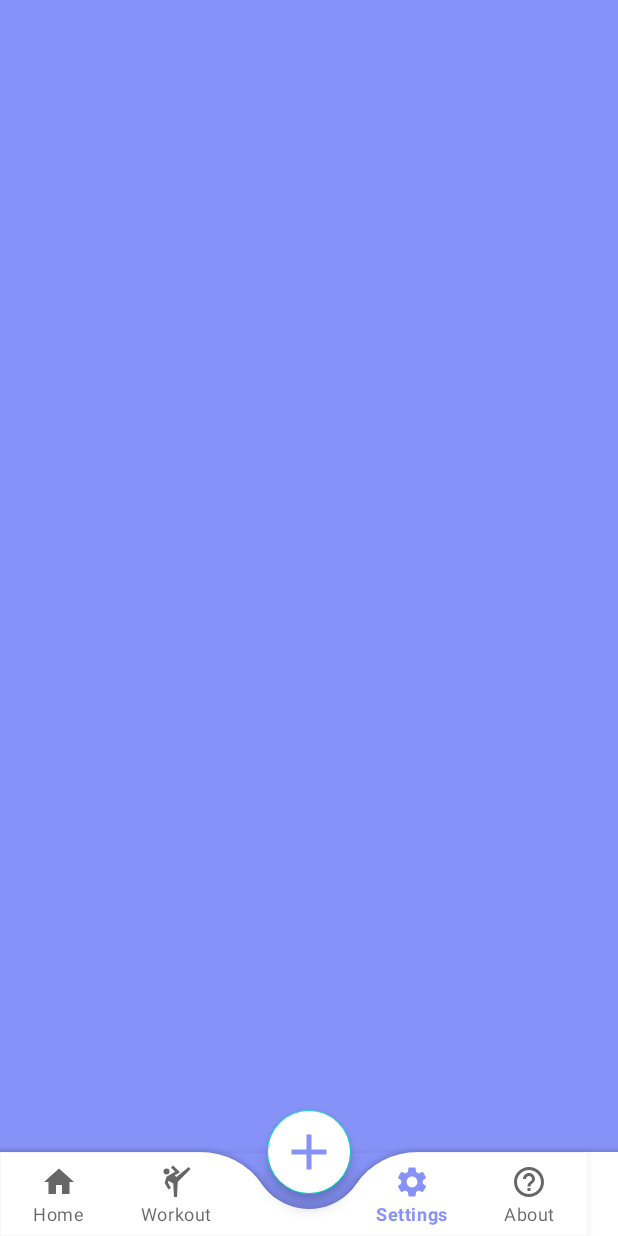
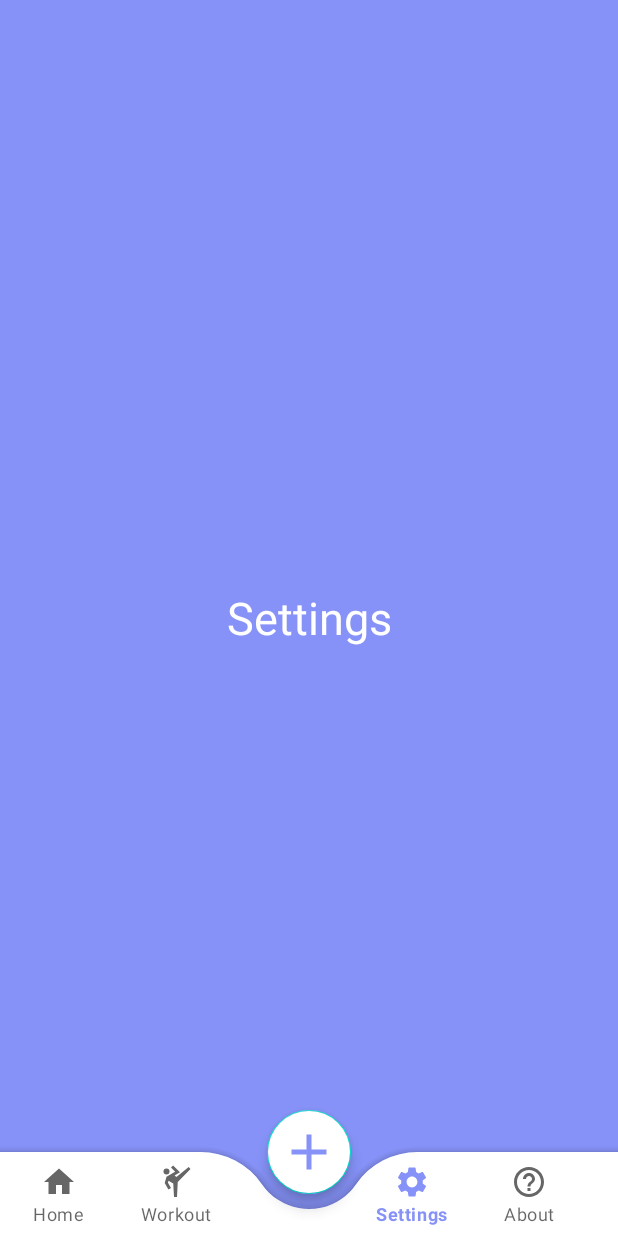
Before and after one commit to cguzmancode/FitApp, an Android app: the screen it shows after launch (MainActivity), item 4 of the bottom bar chosen, on a phone screen of 412 x 824 dp. Run offline under Robolectric (Android 15) with nearby library versions, the phone set to English and light mode, and no system bars.

```diff
--- a/app/src/main/java/com/example/fitapp/MainActivity.java
+++ b/app/src/main/java/com/example/fitapp/MainActivity.java
@@ -1,16 +1,50 @@
 package com.example.fitapp;
 
 import androidx.appcompat.app.AppCompatActivity;
+import androidx.fragment.app.Fragment;
+import androidx.fragment.app.FragmentManager;
+import androidx.fragment.app.FragmentTransaction;
 
 import android.os.Bundle;
 
+import com.example.fitapp.databinding.ActivityMainBinding;
+
 public class MainActivity extends AppCompatActivity {
+
+    ActivityMainBinding binding;
 
     @Override
     protected void onCreate(Bundle savedInstanceState) {
         super.onCreate(savedInstanceState);
-        setContentView(R.layout.activity_main);
+        binding = ActivityMainBinding.inflate(getLayoutInflater());
+        setContentView(binding.getRoot());
 
-        // :)
+        replaceFragment(new HomeFragment());
+        binding.bottomNavigationView.setBackground(null);
+
+        binding.bottomNavigationView.setOnItemSelectedListener(item -> {
+
+            int itemId = item.getItemId();
+            if (itemId == R.id.home) {
+                replaceFragment(new HomeFragment());
+            } else if (itemId == R.id.workout) {
+                replaceFragment(new WorkoutFragment());
+            } else if (itemId == R.id.settings) {
+                replaceFragment(new SettingFragment());
+            } else if (itemId == R.id.about) {
+                replaceFragment(new AboutFragment());
+            }
+
+            return true;
+
+        });
+
+    }
+
+    private void replaceFragment(Fragment fragment) {
+        FragmentManager fragmentManager = getSupportFragmentManager();
+        FragmentTransaction fragmentTransaction = fragmentManager.beginTransaction();
+        fragmentTransaction.replace(R.id.frame_layout, fragment);
+        fragmentTransaction.commit();
     }
 }
```
